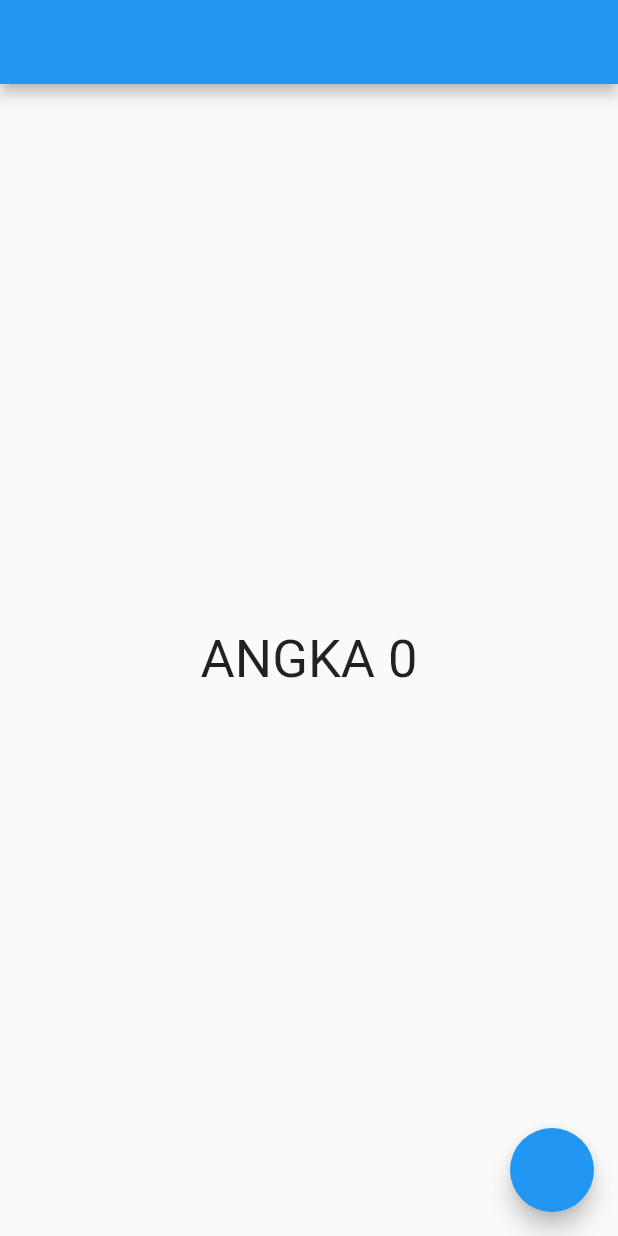
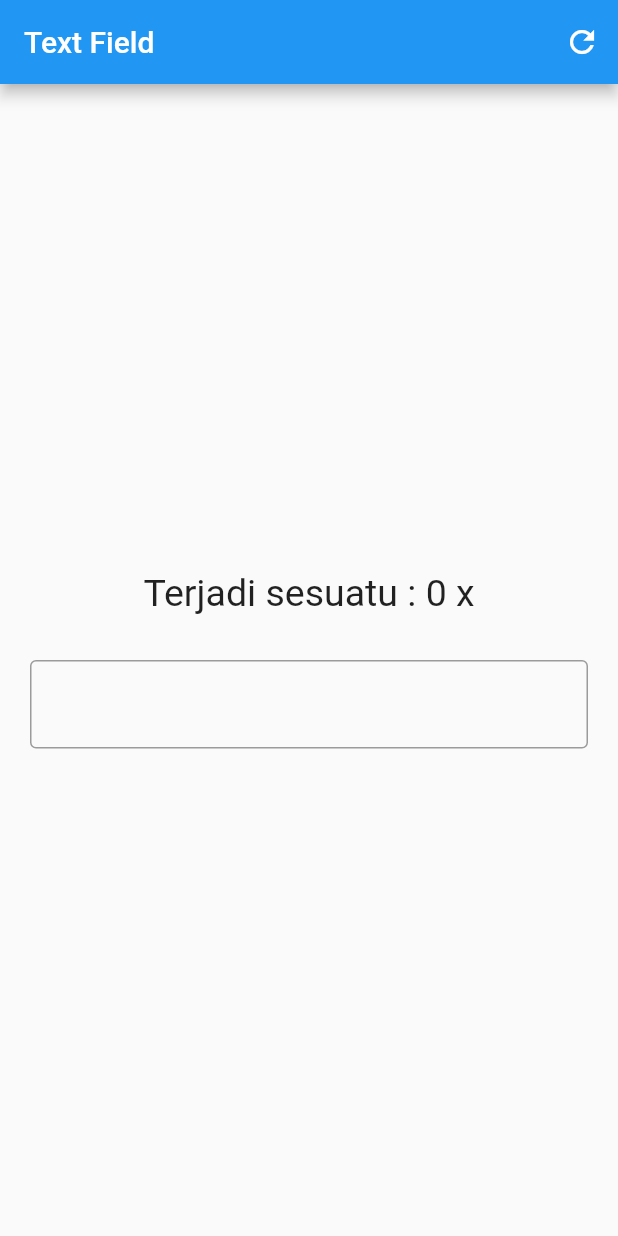
Before and after one commit to dennyoctavian/getx-flutter, a Flutter app: the screen it shows after launch, on a phone screen of 412 x 824 dp. Run offline on Flutter 3.47's test engine with Material 2 defaults, Android fonts, the phone set to English and light mode, and no system bars; our stand-ins replace get.

```diff
--- a/lib/controllers/counter_controller.dart
+++ /dev/null
@@ -1,10 +0,0 @@
-import 'package:get/get.dart';
-
-class CountController extends GetxController {
-  RxInt counter = 0.obs;
-  RxBool isDark = false.obs;
-
-  changeTheme() => isDark.value = !isDark.value;
-
-  increment() => counter + 1;
-}
--- a/lib/main.dart
+++ b/lib/main.dart
@@ -1,48 +1,17 @@
-import 'package:belajar_getx/controllers/counter_controller.dart';
+import 'package:belajar_getx/pages/home_page.dart';
 import 'package:flutter/material.dart';
-import 'package:get/get.dart';
 
 void main() {
-  runApp(MyApp());
+  runApp(const MyApp());
 }
 
 class MyApp extends StatelessWidget {
-  final counterController = Get.put(CountController());
-  MyApp({super.key});
+  const MyApp({super.key});
 
   @override
   Widget build(BuildContext context) {
-    return Obx(() => GetMaterialApp(
-          theme: counterController.isDark.value
-              ? ThemeData.dark()
-              : ThemeData.light(),
-          home: const HomePage(),
-        ));
-  }
-}
-
-class HomePage extends StatelessWidget {
-  const HomePage({super.key});
-
-  @override
-  Widget build(BuildContext context) {
-    final counterController = Get.find<CountController>();
-    return Scaffold(
-      appBar: AppBar(),
-      body: Center(
-        child: Obx(() => Text(
-              "ANGKA ${counterController.counter.value}",
-              style: const TextStyle(
-                fontSize: 35,
-              ),
-            )),
-      ),
-      floatingActionButton: FloatingActionButton(
-        onPressed: () {
-          // counterController.increment();
-          counterController.changeTheme();
-        },
-      ),
+    return MaterialApp(
+      home: HomePage(),
     );
   }
 }
--- /dev/null
+++ b/lib/pages/home_page.dart
@@ -0,0 +1,54 @@
+import 'package:belajar_getx/controllers/my_controller.dart';
+import 'package:flutter/material.dart';
+import 'package:get/get.dart';
+
+class HomePage extends StatelessWidget {
+  HomePage({super.key});
+  final myController = Get.put(MyController());
+  final textController = TextEditingController();
+
+  @override
+  Widget build(BuildContext context) {
+    return Scaffold(
+      appBar: AppBar(
+        title: const Text("Text Field"),
+        actions: [
+          IconButton(
+            onPressed: () {
+              myController.reset();
+              textController.text = '';
+            },
+            icon: const Icon(Icons.refresh),
+          )
+        ],
+      ),
+      body: Padding(
+        padding: const EdgeInsets.all(20),
+        child: Center(
+          child: Column(
+            mainAxisAlignment: MainAxisAlignment.center,
+            children: [
+              Obx(() => Text(
+                    'Terjadi sesuatu : ${myController.count} x',
+                    style: const TextStyle(fontSize: 25),
+                  )),
+              const SizedBox(
+                height: 30,
+              ),
+              TextFormField(
+                controller: textController,
+                onChanged: (value) {
+                  myController.change();
+                  debugPrint(value);
+                },
+                decoration: const InputDecoration(
+                  border: OutlineInputBorder(),
+                ),
+              )
+            ],
+          ),
+        ),
+      ),
+    );
+  }
+}
```
Also changed, not shown: lib/controllers/my_controller.dart (added, +25 -0 lines).
